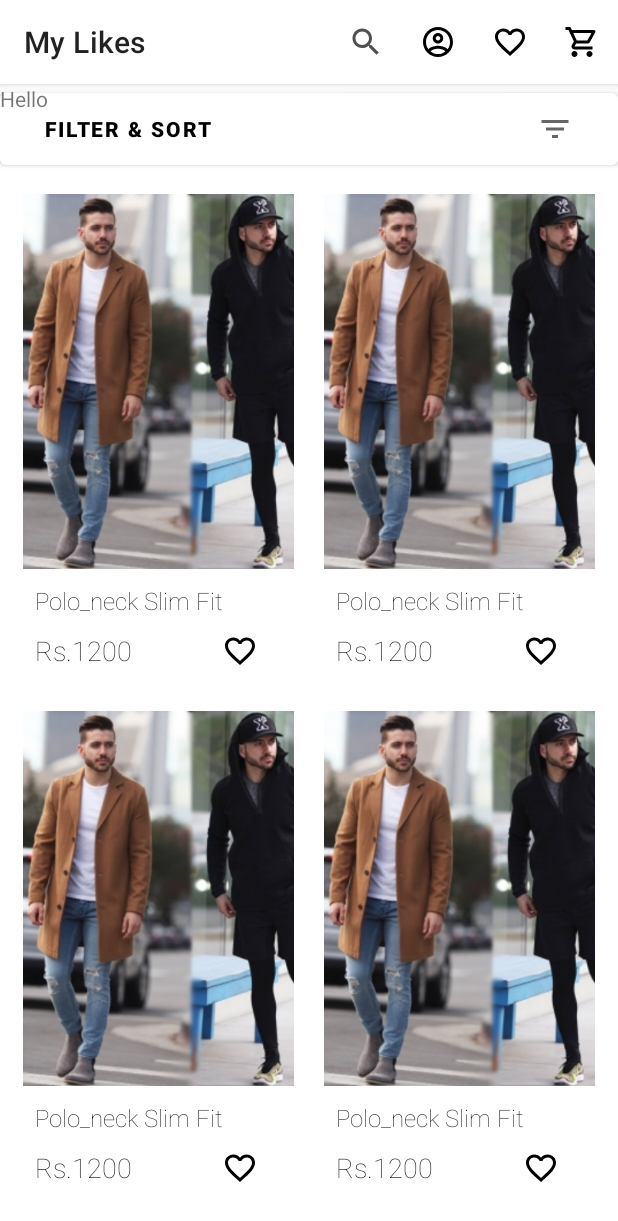
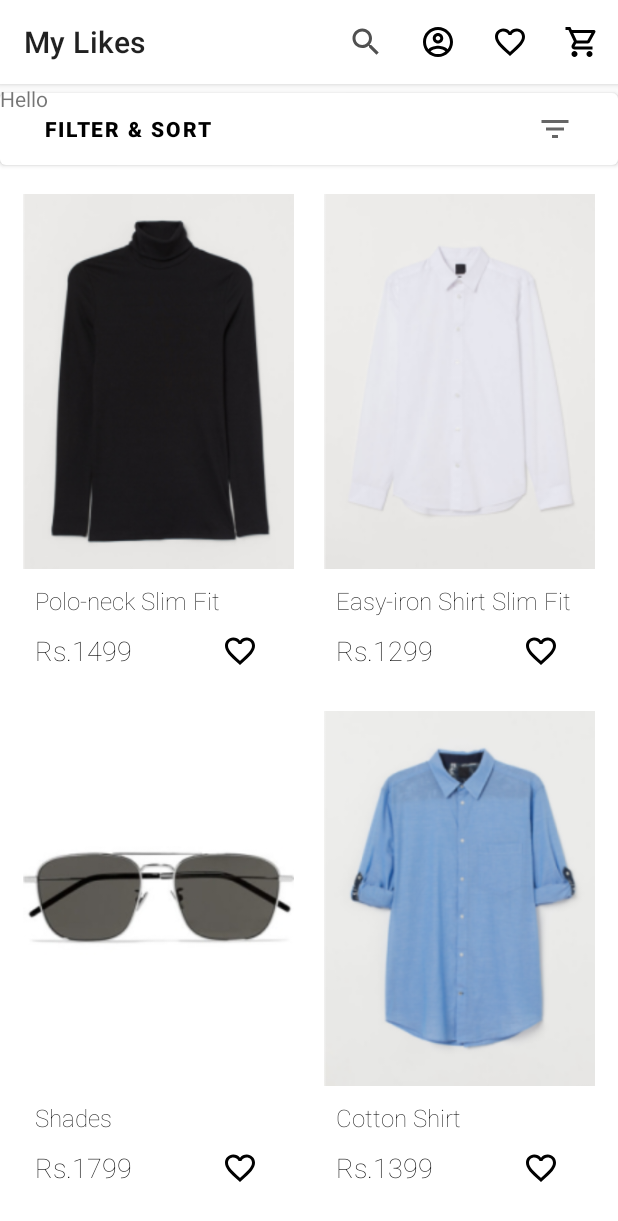
Before and after one commit to rohitj782/Styles, an Android app: the fragment ItemListFragment placed in its activity, after a tap on "Liked", on a phone screen of 412 x 824 dp. Shown: the top 1221 px of the screen. Run offline under Robolectric (Android 15) with nearby library versions, the phone set to English and light mode, and no system bars; our stand-ins replace navigation-ui; 2 statements that could not run were skipped.

Commit message:
updating ui

```diff
--- a/app/src/main/java/com/rohitrj/styles/internals/adapters/itemdisplayadapter/ItemDisplayAdapter.kt
+++ b/app/src/main/java/com/rohitrj/styles/internals/adapters/itemdisplayadapter/ItemDisplayAdapter.kt
@@ -7,12 +7,14 @@ import android.view.ViewGroup
 import android.widget.ImageButton
 import android.widget.ImageView
 import android.widget.TextView
+import androidx.navigation.Navigation
 import androidx.recyclerview.widget.RecyclerView
 import com.rohitrj.styles.R
 import com.rohitrj.styles.data.models.ItemInfo
+import com.rohitrj.styles.ui.mainactivity.itemlist.ItemListFragmentDirections
 
 class ItemDisplayAdapter(var list: ArrayList<ItemInfo>) :
-    RecyclerView.Adapter<ItemDisplayAdapter.MyViewHolder>() {
+    RecyclerView.Adapter<ItemDisplayAdapter.MyViewHolder>(), View.OnClickListener {
 
     var itemList = this.list
 
@@ -51,7 +53,7 @@ class ItemDisplayAdapter(var list: ArrayList<ItemInfo>) :
 
             if (item.liked) {
                 liked.setImageResource(R.drawable.ic_baseline_favorite_24)
-            }else{
+            } else {
                 liked.setImageResource(R.drawable.ic_outline_favorite_border_24)
             }
             liked.setOnClickListener {
@@ -63,6 +65,8 @@ class ItemDisplayAdapter(var list: ArrayList<ItemInfo>) :
                     liked.setImageResource(R.drawable.ic_baseline_favorite_24)
                 }
             }
+
+            thumbnail.setOnClickListener(this@ItemDisplayAdapter)
         }
 
         private fun updateItem(item: ItemInfo, position: Int, liked: Boolean) {
@@ -76,5 +80,12 @@ class ItemDisplayAdapter(var list: ArrayList<ItemInfo>) :
             notifyDataSetChanged()
         }
 
+
+    }
+
+    override fun onClick(v: View?) {
+        Navigation.findNavController(v!!).navigate(
+            ItemListFragmentDirections.actionItemListFragmentToItemDetailFragmentFragment()
+        )
     }
 }
--- a/app/src/main/java/com/rohitrj/styles/ui/mainactivity/itemlist/ItemListFragment.kt
+++ b/app/src/main/java/com/rohitrj/styles/ui/mainactivity/itemlist/ItemListFragment.kt
@@ -41,26 +41,83 @@ class ItemListFragment : Fragment() {
 
         val itemList = ArrayList<ItemInfo>()
 
-        val item = ItemInfo(
-            MEN, "Polo_neck Slim Fit", "The Party Edit",
-            1200, R.drawable.men1, false, "", arrayListOf("XS", "S", "M", "L", "XL", "XXL"),
+        val item1 = ItemInfo(
+            MEN, "Polo-neck Slim Fit", "The Party Edit",
+            1499, R.drawable.polo_neck_top_muscle_fit,
+            false, "", arrayListOf("XS", "S", "M", "L", "XL", "XXL"),
             PREMIUM
         )
-        itemList.add(item)
-        itemList.add(item)
-        itemList.add(item)
-        itemList.add(item)
-        itemList.add(item)
-        itemList.add(item)
-        itemList.add(item)
-        itemList.add(item)
-        itemList.add(item)
-        itemList.add(item)
-        itemList.add(item)
-        itemList.add(item)
-        itemList.add(item)
-        itemList.add(item)
-        itemList.add(item)
+        itemList.add(item1)
+
+        val item2 = ItemInfo(
+            MEN, "Easy-iron Shirt Slim Fit", "The Party Edit",
+            1299, R.drawable.easy_iron_shirt,
+            false, "", arrayListOf("XS", "S", "M", "L", "XL", "XXL"),
+            PREMIUM
+        )
+        itemList.add(item2)
+
+
+        val item3 = ItemInfo(
+            MEN, "Shades", "The Party Edit",
+            1799, R.drawable.shades,
+            false, "", arrayListOf("S", "M", "L"),
+            PREMIUM
+        )
+        itemList.add(item3)
+
+
+        val item4 = ItemInfo(
+            MEN, "Cotton Shirt", "The Party Edit",
+            1399, R.drawable.cotton_shirt,
+            false, "", arrayListOf("XS", "S", "M", "L", "XL", "XXL"),
+            PREMIUM
+        )
+        itemList.add(item4)
+
+
+        val item5 = ItemInfo(
+            MEN, "Tuxedo Jacket Slim Fit", "The Party Edit",
+            4999, R.drawable.tuxedo_jacket_slim_fit,
+            false, "", arrayListOf("M", "L", "XL", "XXL"),
+            PREMIUM
+        )
+        itemList.add(item5)
+
+        val item6 = ItemInfo(
+            MEN, "Easy-iron Shirt Slim Fit", "The Party Edit",
+            1299, R.drawable.easy_iron_shirt_slim_fit,
+            false, "", arrayListOf("XS", "S", "M", "L", "XL", "XXL"),
+            PREMIUM
+        )
+        itemList.add(item6)
+
+        val item7 = ItemInfo(
+            MEN, "Suit Trousers Skinny Fit", "The Party Edit",
+            799, R.drawable.suit_trousers_skinny_fit,
+            false, "", arrayListOf("XS", "S", "M", "L", "XL", "XXL"),
+            PREMIUM
+        )
+        itemList.add(item7)
+
+        val item10 = ItemInfo(
+            MEN, "Easy-iron Shirt Slim Fit", "The Party Edit",
+            1299, R.drawable.easy_iron_shirt_slim_fit2,
+            false, "", arrayListOf("XS", "S", "M", "L", "XL", "XXL"),
+            PREMIUM
+        )
+        itemList.add(item10)
+
+        itemList.add(item2)
+        itemList.add(item1)
+        itemList.add(item4)
+        itemList.add(item3)
+        itemList.add(item6)
+        itemList.add(item7)
+        itemList.add(item10)
+        itemList.add(item5)
+
+
 
         recycler_item_list.layoutManager = GridLayoutManager(context, 2)
         recycler_item_list.adapter = ItemDisplayAdapter(itemList)
--- a/app/src/main/res/navigation/mobile_navigation_clothing.xml
+++ b/app/src/main/res/navigation/mobile_navigation_clothing.xml
@@ -96,10 +96,18 @@
         <action
             android:id="@+id/action_itemListFragment_to_filterAndSortFragment"
             app:destination="@id/filterAndSortFragment" />
+        <action
+            android:id="@+id/action_itemListFragment_to_itemDetailFragmentFragment"
+            app:destination="@id/itemDetailFragmentFragment" />
     </fragment>
     <fragment
         android:id="@+id/filterAndSortFragment"
         android:name="com.rohitrj.styles.ui.mainactivity.filterandsort.FilterAndSortFragment"
         android:label="filter_and_sort_fragment"
         tools:layout="@layout/filter_and_sort_fragment" />
+    <fragment
+        android:id="@+id/itemDetailFragmentFragment"
+        android:name="com.rohitrj.styles.ui.mainactivity.details.ItemDetailFragmentFragment"
+        android:label="item_detail_fragment"
+        tools:layout="@layout/item_detail_fragment" />
 </navigation>
--- a/app/src/main/res/values/strings.xml
+++ b/app/src/main/res/values/strings.xml
@@ -3,4 +3,5 @@
 
     <!-- TODO: Remove or change this placeholder text -->
     <string name="hello_blank_fragment">Hello blank fragment</string>
+    <string name="details">The world\'s oldest preserved garment, discovered by Flinders Petrie, is a highly sophisticated linen shirt from a First Dynasty Egyptian tomb at Tarkan, dated to c. 3000 BC: the shoulders and sleeves have been finely pleated to give form-fitting trimness while allowing the wearer room to move. The small fringe formed during weaving along one edge of the cloth has been placed by the designer to decorate the neck opening and side seam.</string>
 </resources>
```
Also changed, not shown: app/src/main/java/com/rohitrj/styles/ui/mainactivity/details/ItemDetailFragmentFragment.kt (added, +161 -0 lines), app/src/main/java/com/rohitrj/styles/ui/mainactivity/details/ItemDetailViewModel.kt (added, +7 -0 lines), app/src/main/res/drawable/ic_outline_shopping_cart_white.xml (added, +9 -0 lines), app/src/main/res/layout/filter_and_sort_fragment.xml (+12 -9 lines), app/src/main/res/layout/item_detail_fragment.xml (added, +149 -0 lines), app/src/main/res/layout/size_list.xml (added, +92 -0 lines), app/src/main/res/drawable/cotton_shirt.png (added), app/src/main/res/drawable/easy_iron_shirt.png (added), app/src/main/res/drawable/easy_iron_shirt_slim_fit.png (added), app/src/main/res/drawable/easy_iron_shirt_slim_fit2.png (added), app/src/main/res/drawable/polo_neck_top_muscle_fit.png (added), app/src/main/res/drawable/shades.jpg (added), app/src/main/res/drawable/suit_trousers_skinny_fit.png (added), app/src/main/res/drawable/tuxedo_jacket_slim_fit.png (added), 169 other files.
